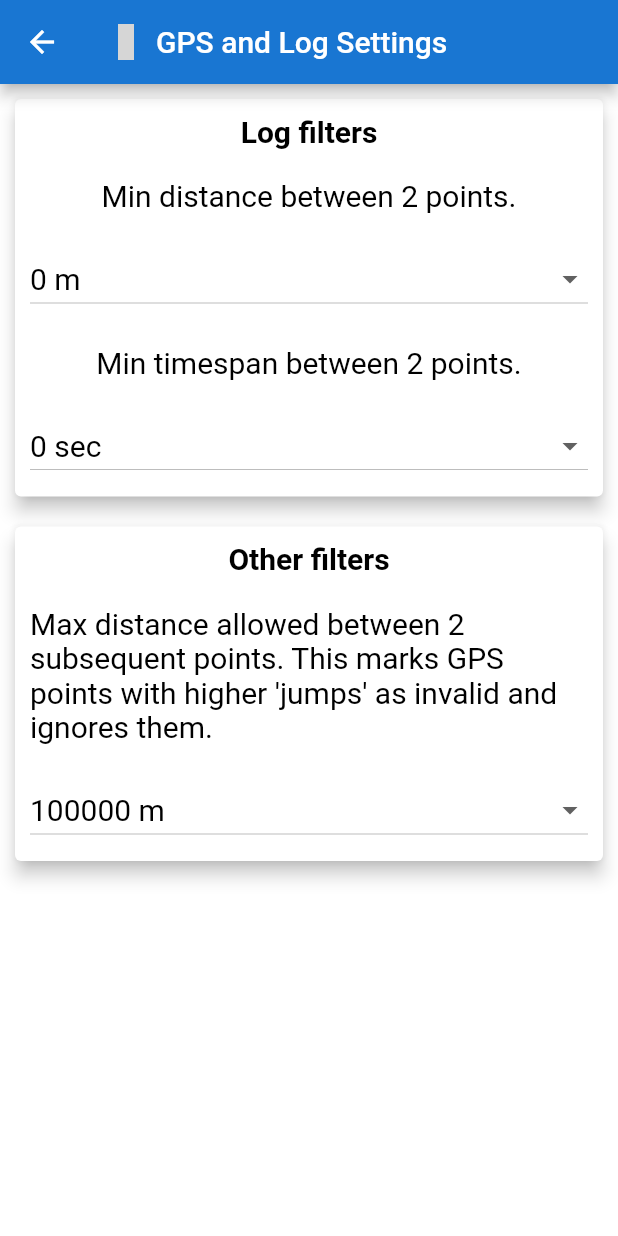
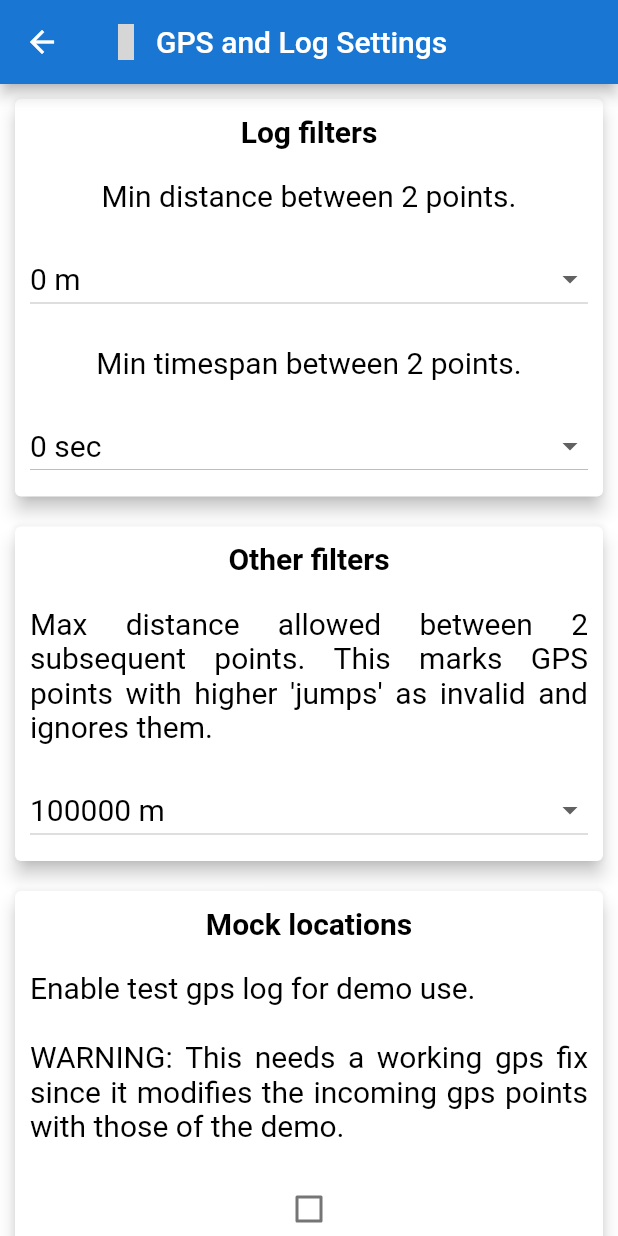
Before and after one commit to geopaparazzi/smash, a Flutter app: the GpsSettings screen opened directly, on a phone screen of 412 x 824 dp. Run offline on Flutter 3.47's test engine with Material 2 defaults, Android fonts, the phone set to English and light mode, and no system bars; our stand-ins replace badges, dio, extended_image, file_picker, flutter_datetime_picker, flutter_map and 12 more; missing offline and left inert: animated_floatactionbuttons, dart_jts, flutter_map_marker_cluster, flutter_material_color_picker, geocoder, gpx and 4 more; accounts and stored records are empty; project files that could hold a hidden picture were left out; grey boxes are pictures that could not be loaded.

Commit message:
bring gps test log in settings

```diff
--- a/lib/eu/hydrologis/flutterlibs/geo/geo.dart
+++ b/lib/eu/hydrologis/flutterlibs/geo/geo.dart
@@ -137,7 +137,7 @@ class GpsHandler {
   }
 
   void _onPositionUpdate(Position position) {
-    if (DO_TEST_LOG) {
+    if (_gpsState.doTestLog) {
       var c = Testlog.getNext();
       Position newP = Position(
         latitude: c.y,
--- a/lib/eu/hydrologis/flutterlibs/geo/geopaparazzi/gp_database.dart
+++ b/lib/eu/hydrologis/flutterlibs/geo/geopaparazzi/gp_database.dart
@@ -881,7 +881,7 @@ class DataLoaderUtilities {
                             TableRow(
                               children: [
                                 TableUtilities.cellForString("Has Form"),
-                                TableUtilities.cellForString("${note.form != null}"),
+                                TableUtilities.cellForString("${note.hasForm()}"),
                               ],
                             ),
                           ],
@@ -914,7 +914,7 @@ class DataLoaderUtilities {
                           ),
                           iconSize: SmashUI.MEDIUM_ICON_SIZE,
                           onPressed: () {
-                            if (note.form != null) {
+                            if (note.hasForm()) {
                               var sectionMap = jsonDecode(note.form);
                               var sectionName = sectionMap[ATTR_SECTIONNAME];
                               Position p = Position(
--- a/lib/eu/hydrologis/flutterlibs/geo/testlog.dart
+++ b/lib/eu/hydrologis/flutterlibs/geo/testlog.dart
@@ -8,8 +8,6 @@ import 'dart:math';
 
 import 'package:dart_jts/dart_jts.dart';
 import 'package:smash/eu/hydrologis/flutterlibs/geo/maps/map_plugins.dart';
-
-const DO_TEST_LOG = true;
 
 class Testlog {
   static int _index = 0;
--- a/lib/eu/hydrologis/flutterlibs/util/preferences.dart
+++ b/lib/eu/hydrologis/flutterlibs/util/preferences.dart
@@ -23,6 +23,7 @@ const KEY_ENABLE_DIAGNOSTICS = 'KEY_ENABLE_DIAGNOSTICS';
 const KEY_GPS_MIN_DISTANCE = 'KEY_GPS_MIN_DISTANCE';
 const KEY_GPS_MAX_DISTANCE = 'KEY_GPS_MAX_DISTANCE';
 const KEY_GPS_TIMEINTERVAL = 'KEY_GPS_TIMEINTERVAL';
+const KEY_GPS_TESTLOG = 'KEY_GPS_TESTLOG';
 
 const KEY_CENTERCROSS_STYLE = 'KEY_CENTERCROSS_STYLE';
 const KEY_MAPTOOLS_ICON_SIZE = 'KEY_MAPTOOLS_ICON_SIZE';
--- a/lib/eu/hydrologis/flutterlibs/util/ui.dart
+++ b/lib/eu/hydrologis/flutterlibs/util/ui.dart
@@ -28,7 +28,7 @@ class SmashUI {
   /// Create a text widget with size and color for normal text in pages.
   ///
   /// Allows to choose bold or color/neutral, [underline], [textAlign] and [overflow] (example TextOverflow.ellipsis).
-  static Text normalText(String text, {useColor = false, bold = false, color, textAlign = TextAlign.start, underline = false, overflow}) {
+  static Text normalText(String text, {useColor = false, bold = false, color, textAlign = TextAlign.justify, underline = false, overflow}) {
     Color c;
     if (useColor || color != null) {
       if (color == null) {
@@ -56,7 +56,7 @@ class SmashUI {
   /// Create a text widget with size and color for titles in pages.
   ///
   /// Allows to choose bold or color/neutral, [underline], [textAlign] and [overflow] (example TextOverflow.ellipsis).
-  static Text titleText(String text, {useColor = false, bold = false, color, textAlign = TextAlign.start}) {
+  static Text titleText(String text, {useColor = false, bold = false, color, textAlign = TextAlign.justify}) {
     Color c;
     if (useColor || color != null) {
       if (color == null) {
--- a/lib/eu/hydrologis/smash/core/models.dart
+++ b/lib/eu/hydrologis/smash/core/models.dart
@@ -45,6 +45,7 @@ class GpsState extends ChangeNotifierPlus {
   int gpsMinDistance = 1;
   int gpsMaxDistance = 100;
   int gpsTimeInterval = 1;
+  bool doTestLog = false;
 
   List<LatLng> _currentLogPoints = [];
   GpsStatus _lastGpsStatusBeforeLogging;
@@ -53,6 +54,7 @@ class GpsState extends ChangeNotifierPlus {
     gpsMinDistance = GpPreferences().getIntSync(KEY_GPS_MIN_DISTANCE, 1);
     gpsMaxDistance = GpPreferences().getIntSync(KEY_GPS_MAX_DISTANCE, 100);
     gpsTimeInterval = GpPreferences().getIntSync(KEY_GPS_TIMEINTERVAL, 1);
+    doTestLog = GpPreferences().getBooleanSync(KEY_GPS_TESTLOG, false);
   }
 
   GpsStatus get status => _status;
--- a/lib/eu/hydrologis/smash/widgets/settings.dart
+++ b/lib/eu/hydrologis/smash/widgets/settings.dart
@@ -414,6 +414,7 @@ class GpsSettingsState extends State<GpsSettings> {
     int minDistance = GpPreferences().getIntSync(KEY_GPS_MIN_DISTANCE, MINDISTANCES.first);
     int maxDistance = GpPreferences().getIntSync(KEY_GPS_MAX_DISTANCE, MAXDISTANCES.last);
     int timeInterval = GpPreferences().getIntSync(KEY_GPS_TIMEINTERVAL, TIMEINTERVALS.first);
+    bool doTestLog = GpPreferences().getBooleanSync(KEY_GPS_TESTLOG, false);
 
     return Scaffold(
       appBar: new AppBar(
@@ -538,6 +539,36 @@ class GpsSettingsState extends State<GpsSettings> {
                 ],
               ),
             ),
+            Card(
+              margin: SmashUI.defaultMargin(),
+              elevation: SmashUI.DEFAULT_ELEVATION,
+              color: SmashColors.mainBackground,
+              child: Column(
+                children: <Widget>[
+                  Padding(
+                    padding: SmashUI.defaultPadding(),
+                    child: SmashUI.normalText("Mock locations", bold: true),
+                  ),
+                  Padding(
+                    padding: SmashUI.defaultPadding(),
+                    child: SmashUI.normalText(
+                        "${doTestLog ? "Disable" : "Enable"} test gps log for demo use.\n\nWARNING: This needs a working gps fix since it modifies the incoming gps points with those of the demo."),
+                  ),
+                  Padding(
+                    padding: SmashUI.defaultPadding(),
+                    child: Checkbox(
+                      value: doTestLog,
+                      onChanged: (newValue) async {
+                        await GpPreferences().setBoolean(KEY_GPS_TESTLOG, newValue);
+                        var gpsState = Provider.of<GpsState>(context);
+                        gpsState.doTestLog = newValue;
+                        setState(() {});
+                      },
+                    ),
+                  ),
+                ],
+              ),
+            ),
           ],
         ),
       ),
```
Also changed, not shown: lib/eu/hydrologis/flutterlibs/geo/geopaparazzi/project_tables.dart (+5 -3 lines).
